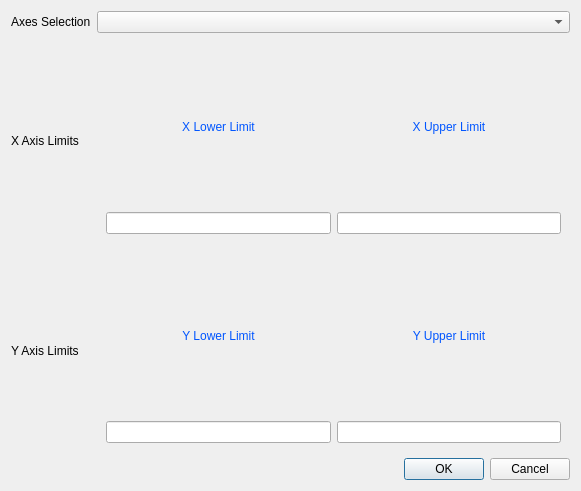
Above: tools/src/PlotH5/mpltools/toolbarUIs/subplotoptions.ui from stephgm/analytix before the change. Below: the same form after it.
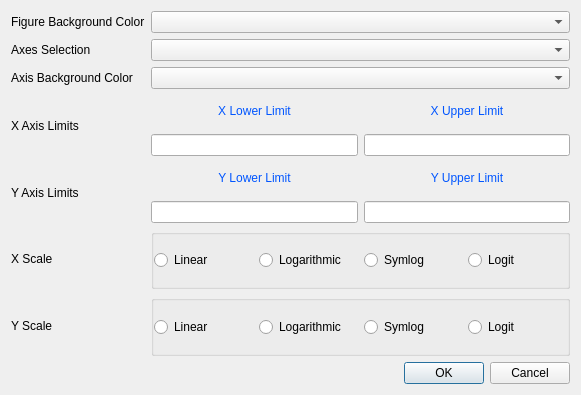
That is the form after the change.

Commit message: Map Plot Options Started.. Updated some subplotoption stuff

The edit to the form file:
```diff
--- a/tools/src/PlotH5/mpltools/toolbarUIs/subplotoptions.ui
+++ b/tools/src/PlotH5/mpltools/toolbarUIs/subplotoptions.ui
@@ -7,7 +7,7 @@
     <x>0</x>
     <y>0</y>
     <width>581</width>
-    <height>491</height>
+    <height>395</height>
    </rect>
   </property>
   <property name="windowTitle">
@@ -16,33 +16,52 @@
   <layout class="QGridLayout" name="gridLayout_2">
    <item row="0" column="0">
     <layout class="QGridLayout" name="gridLayout">
-     <item row="2" column="0">
+     <item row="4" column="0">
       <widget class="QLabel" name="label_5">
        <property name="text">
         <string>Y Axis Limits</string>
        </property>
       </widget>
      </item>
-     <item row="1" column="0">
+     <item row="3" column="0">
       <widget class="QLabel" name="label_2">
        <property name="text">
         <string>X Axis Limits</string>
        </property>
       </widget>
      </item>
-     <item row="0" column="1">
+     <item row="1" column="1">
       <widget class="QComboBox" name="AxisCombo"/>
      </item>
-     <item row="0" column="0">
+     <item row="1" column="0">
       <widget class="QLabel" name="label">
        <property name="text">
         <string>Axes Selection</string>
        </property>
       </widget>
      </item>
-     <item row="1" column="1">
+     <item row="0" column="0">
+      <widget class="QLabel" name="label_9">
+       <property name="text">
+        <string>Figure Background Color</string>
+       </property>
+      </widget>
+     </item>
+     <item row="3" column="1">
       <widget class="QWidget" name="widget" native="true">
        <layout class="QGridLayout" name="gridLayout_4">
+        <property name="leftMargin">
+         <number>0</number>
+        </property>
+        <property name="topMargin">
+         <number>0</number>
+        </property>
+        <property name="rightMargin">
+         <number>0</number>
+        </property>
+        <property name="bottomMargin">
+         <number>0</number>
+        </property>
         <item row="0" column="0">
          <layout class="QGridLayout" name="gridLayout_3">
           <item row="0" column="1">
@@ -70,9 +89,21 @@
        </layout>
       </widget>
      </item>
-     <item row="2" column="1">
+     <item row="4" column="1">
       <widget class="QWidget" name="widget_2" native="true">
        <layout class="QGridLayout" name="gridLayout_6">
+        <property name="leftMargin">
+         <number>0</number>
+        </property>
+        <property name="topMargin">
+         <number>0</number>
+        </property>
+        <property name="rightMargin">
+         <number>0</number>
+        </property>
+        <property name="bottomMargin">
+         <number>0</number>
+        </property>
         <item row="0" column="0">
          <layout class="QGridLayout" name="gridLayout_5">
           <item row="0" column="1">
@@ -100,6 +131,139 @@
        </layout>
       </widget>
      </item>
+     <item row="5" column="1">
+      <widget class="QGroupBox" name="groupBox">
+       <property name="title">
+        <string/>
+       </property>
+       <layout class="QGridLayout" name="gridLayout_8">
+        <property name="leftMargin">
+         <number>0</number>
+        </property>
+        <property name="topMargin">
+         <number>0</number>
+        </property>
+        <property name="rightMargin">
+         <number>0</number>
+        </property>
+        <property name="bottomMargin">
+         <number>0</number>
+        </property>
+        <item row="0" column="0">
+         <layout class="QGridLayout" name="gridLayout_7">
+          <item row="0" column="0">
+           <widget class="QRadioButton" name="XLinear">
+            <property name="text">
+             <string>Linear</string>
+            </property>
+           </widget>
+          </item>
+          <item row="0" column="1">
+           <widget class="QRadioButton" name="XLog">
+            <property name="text">
+             <string>Logarithmic</string>
+            </property>
+           </widget>
+          </item>
+          <item row="0" column="2">
+           <widget class="QRadioButton" name="XSymlog">
+            <property name="text">
+             <string>Symlog</string>
+            </property>
+           </widget>
+          </item>
+          <item row="0" column="3">
+           <widget class="QRadioButton" name="XLogit">
+            <property name="text">
+             <string>Logit</string>
+            </property>
+           </widget>
+          </item>
+         </layout>
+        </item>
+       </layout>
+      </widget>
+     </item>
+     <item row="2" column="1">
+      <widget class="QComboBox" name="AxisFacecolor"/>
+     </item>
+     <item row="2" column="0">
+      <widget class="QLabel" name="label_8">
+       <property name="text">
+        <string>Axis Background Color</string>
+       </property>
+      </widget>
+     </item>
+     <item row="5" column="0">
+      <widget class="QLabel" name="label_10">
+       <property name="text">
+        <string>X Scale</string>
+       </property>
+      </widget>
+     </item>
+     <item row="0" column="1">
+      <widget class="QComboBox" name="FigureFacecolor"/>
+     </item>
+     <item row="6" column="0">
+      <widget class="QLabel" name="label_11">
+       <property name="text">
+        <string>Y Scale</string>
+       </property>
+      </widget>
+     </item>
+     <item row="6" column="1">
+      <widget class="QGroupBox" name="groupBox_2">
+       <property name="title">
+        <string/>
+       </property>
+       <layout class="QGridLayout" name="gridLayout_10">
+        <property name="leftMargin">
+         <number>0</number>
+        </property>
+        <property name="topMargin">
+         <number>0</number>
+        </property>
+        <property name="rightMargin">
+         <number>0</number>
+        </property>
+        <property name="bottomMargin">
+         <number>0</number>
+        </property>
+        <item row="0" column="0">
+         <layout class="QGridLayout" name="gridLayout_9">
+          <item row="0" column="2">
+           <widget class="QRadioButton" name="YSymlog">
+            <property name="text">
+             <string>Symlog</string>
+            </property>
+           </widget>
+          </item>
+          <item row="0" column="1">
+           <widget class="QRadioButton" name="YLog">
+            <property name="text">
+             <string>Logarithmic</string>
+            </property>
+           </widget>
+          </item>
+          <item row="0" column="0">
+           <widget class="QRadioButton" name="YLinear">
+            <property name="text">
+             <string>Linear</string>
+            </property>
+           </widget>
+          </item>
+          <item row="0" column="3">
+           <widget class="QRadioButton" name="YLogit">
+            <property name="text">
+             <string>Logit</string>
+            </property>
+           </widget>
+          </item>
+         </layout>
+        </item>
+       </layout>
+      </widget>
+     </item>
     </layout>
    </item>
    <item row="1" column="0">
```
Left out of the diff: 28 changed lines with no effect on the pictures. The commit also changes 9 other files.
